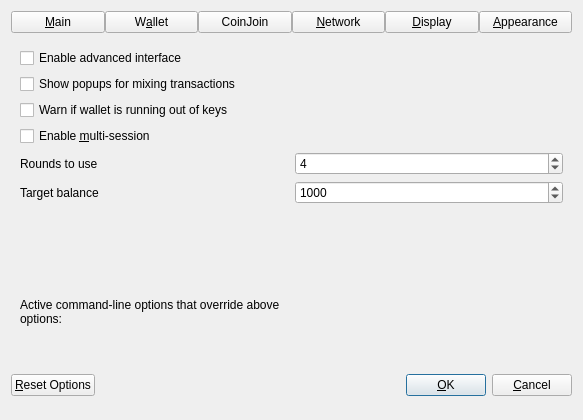
Qt form src/qt/forms/optionsdialog.ui (dashpay/dash) before a commit.
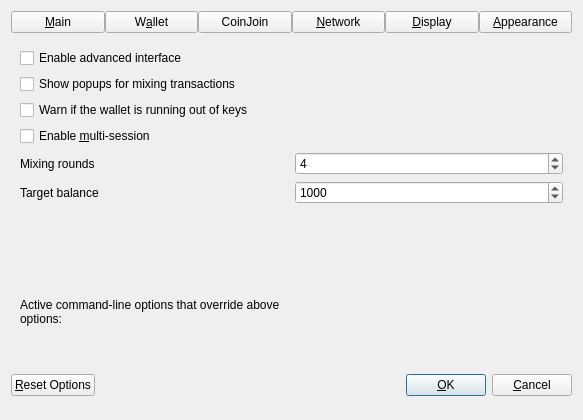
The same form after that commit. The open tabs and pages were chosen to show the change. Custom widgets are drawn as their Qt base class.

Commit message: Apply suggestions from code review

Diff of the .ui file:
```diff
--- a/src/qt/forms/optionsdialog.ui
+++ b/src/qt/forms/optionsdialog.ui
@@ -330,7 +330,7 @@
           <string>Show warning dialog when wallet has very low number of keys left.</string>
          </property>
          <property name="text">
-          <string>Warn if wallet is running out of keys</string>
+          <string>Warn if the wallet is running out of keys</string>
          </property>
         </widget>
        </item>
@@ -352,7 +352,7 @@
             <string>This setting determines the amount of individual masternodes that an input will be mixed through.&lt;br/&gt;More rounds of mixing gives a higher degree of privacy, but also costs more in fees.</string>
            </property>
            <property name="text">
-            <string>Rounds to use</string>
+            <string>Mixing rounds</string>
            </property>
           </widget>
          </item>
```
Left out of the diff: 4 changed lines with no effect on the pictures. The commit also changes 2 other files.
